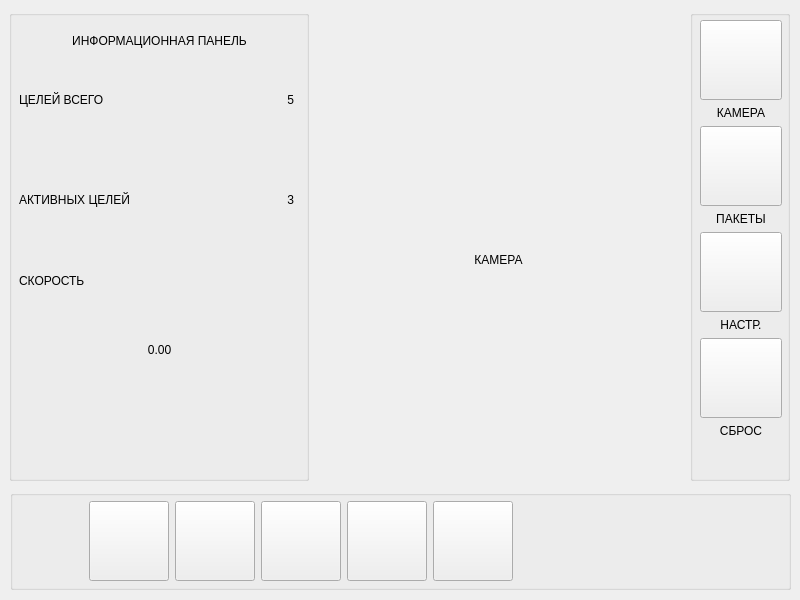
Old version of the form src/UBoatCVSWorkstation/mainwindow.ui in the repository valabsoft/UBoatCVS.
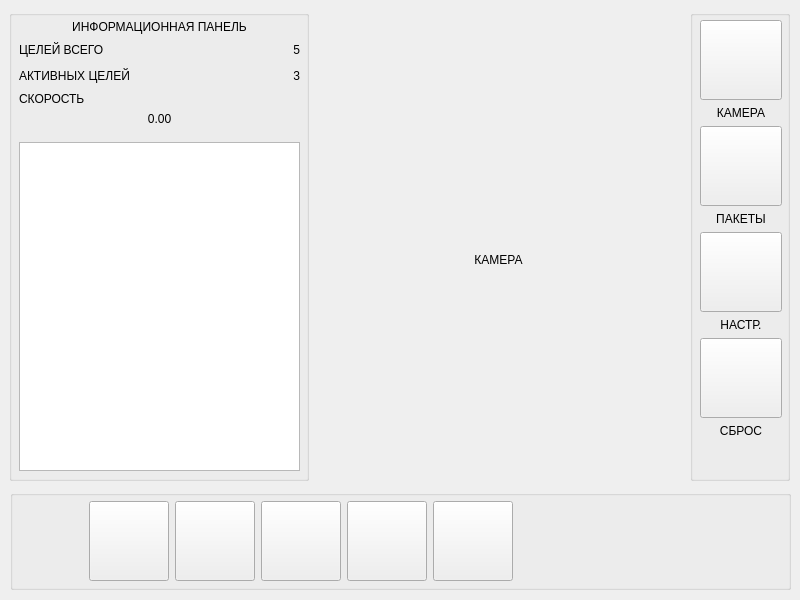
New version of the form.

Commit message: GUI: Добавлено окно терминала

```diff
--- a/src/UBoatCVSWorkstation/mainwindow.ui
+++ b/src/UBoatCVSWorkstation/mainwindow.ui
@@ -315,7 +315,7 @@
      <set>Qt::AlignmentFlag::AlignCenter</set>
     </property>
    </widget>
-   <widget class="QGroupBox" name="groupBoxInfo">
+   <widget class="QGroupBox" name="groupBoxVerticalInfo">
     <property name="geometry">
      <rect>
       <x>9</x>
@@ -327,15 +327,21 @@
     <property name="title">
      <string/>
     </property>
+    <widget class="QWidget" name="">
+     <property name="geometry">
+      <rect>
+       <x>10</x>
+       <y>10</y>
+       <width>281</width>
+       <height>451</height>
+      </rect>
+     </property>
+     <layout class="QVBoxLayout" name="verticalLayoutInfo">
+      <property name="sizeConstraint">
+       <enum>QLayout::SizeConstraint::SetDefaultConstraint</enum>
+      </property>
+      <item>
     <widget class="QLabel" name="lbInfoPanelTitle">
-     <property name="geometry">
-      <rect>
-       <x>10</x>
-       <y>10</y>
-       <width>281</width>
-       <height>41</height>
-      </rect>
-     </property>
      <property name="text">
       <string>ИНФОРМАЦИОННАЯ ПАНЕЛЬ</string>
      </property>
@@ -343,31 +349,11 @@
       <set>Qt::AlignmentFlag::AlignCenter</set>
      </property>
     </widget>
-    <widget class="QLabel" name="lbInfoPanelTargetTotalValue">
-     <property name="geometry">
-      <rect>
-       <x>210</x>
-       <y>50</y>
-       <width>75</width>
-       <height>80</height>
-      </rect>
-     </property>
-     <property name="text">
-      <string>5</string>
-     </property>
-     <property name="alignment">
-      <set>Qt::AlignmentFlag::AlignRight|Qt::AlignmentFlag::AlignTrailing|Qt::AlignmentFlag::AlignVCenter</set>
-     </property>
-    </widget>
+      </item>
+      <item>
+       <layout class="QHBoxLayout" name="horizontalLayoutTotalTargets">
+        <item>
     <widget class="QLabel" name="lbInfoPanelTargetTotal">
-     <property name="geometry">
-      <rect>
-       <x>10</x>
-       <y>50</y>
-       <width>190</width>
-       <height>80</height>
-      </rect>
-     </property>
      <property name="text">
       <string>ЦЕЛЕЙ ВСЕГО</string>
      </property>
@@ -375,31 +361,42 @@
       <set>Qt::AlignmentFlag::AlignLeading|Qt::AlignmentFlag::AlignLeft|Qt::AlignmentFlag::AlignVCenter</set>
      </property>
     </widget>
-    <widget class="QLabel" name="lbInfoPanelTargetActiveValue">
-     <property name="geometry">
-      <rect>
-       <x>210</x>
-       <y>150</y>
-       <width>75</width>
-       <height>80</height>
-      </rect>
+        </item>
+        <item>
+         <spacer name="horizontalSpacerTotalTargets">
+          <property name="orientation">
+           <enum>Qt::Orientation::Horizontal</enum>
+          </property>
+          <property name="sizeHint" stdset="0">
+           <size>
+            <width>40</width>
+            <height>20</height>
+           </size>
+          </property>
+         </spacer>
+        </item>
+        <item>
+         <widget class="QLabel" name="lbInfoPanelTargetTotalValue">
+          <property name="minimumSize">
+           <size>
+            <width>100</width>
+            <height>0</height>
+           </size>
      </property>
      <property name="text">
-      <string>3</string>
+           <string>5</string>
      </property>
      <property name="alignment">
       <set>Qt::AlignmentFlag::AlignRight|Qt::AlignmentFlag::AlignTrailing|Qt::AlignmentFlag::AlignVCenter</set>
      </property>
     </widget>
+        </item>
+       </layout>
+      </item>
+      <item>
+       <layout class="QHBoxLayout" name="horizontalLayoutActiveTargets">
+        <item>
     <widget class="QLabel" name="lbInfoPanelTargetActive">
-     <property name="geometry">
-      <rect>
-       <x>10</x>
-       <y>150</y>
-       <width>190</width>
-       <height>80</height>
-      </rect>
-     </property>
      <property name="text">
       <string>АКТИВНЫХ ЦЕЛЕЙ</string>
      </property>
@@ -407,15 +404,40 @@
       <set>Qt::AlignmentFlag::AlignLeading|Qt::AlignmentFlag::AlignLeft|Qt::AlignmentFlag::AlignVCenter</set>
      </property>
     </widget>
+        </item>
+        <item>
+         <spacer name="horizontalSpacerActiveTargets">
+          <property name="orientation">
+           <enum>Qt::Orientation::Horizontal</enum>
+          </property>
+          <property name="sizeHint" stdset="0">
+           <size>
+            <width>40</width>
+            <height>20</height>
+           </size>
+          </property>
+         </spacer>
+        </item>
+        <item>
+         <widget class="QLabel" name="lbInfoPanelTargetActiveValue">
+          <property name="minimumSize">
+           <size>
+            <width>100</width>
+            <height>0</height>
+           </size>
+          </property>
+          <property name="text">
+           <string>3</string>
+          </property>
+          <property name="alignment">
+           <set>Qt::AlignmentFlag::AlignRight|Qt::AlignmentFlag::AlignTrailing|Qt::AlignmentFlag::AlignVCenter</set>
+          </property>
+         </widget>
+        </item>
+       </layout>
+      </item>
+      <item>
     <widget class="QLabel" name="lbInfoPanelSpeed">
-     <property name="geometry">
-      <rect>
-       <x>10</x>
-       <y>250</y>
-       <width>281</width>
-       <height>41</height>
-      </rect>
-     </property>
      <property name="text">
       <string>СКОРОСТЬ</string>
      </property>
@@ -423,21 +445,44 @@
       <set>Qt::AlignmentFlag::AlignLeading|Qt::AlignmentFlag::AlignLeft|Qt::AlignmentFlag::AlignVCenter</set>
      </property>
     </widget>
+      </item>
+      <item>
     <widget class="QLabel" name="lbInfoPanelSpeedValue">
-     <property name="geometry">
-      <rect>
-       <x>10</x>
-       <y>300</y>
-       <width>281</width>
-       <height>80</height>
-      </rect>
-     </property>
      <property name="text">
       <string>0.00</string>
      </property>
      <property name="alignment">
       <set>Qt::AlignmentFlag::AlignCenter</set>
      </property>
+       </widget>
+      </item>
+      <item>
+       <spacer name="verticalSpacerInfo">
+        <property name="orientation">
+         <enum>Qt::Orientation::Vertical</enum>
+        </property>
+        <property name="sizeType">
+         <enum>QSizePolicy::Policy::Fixed</enum>
+        </property>
+        <property name="sizeHint" stdset="0">
+         <size>
+          <width>20</width>
+          <height>10</height>
+         </size>
+        </property>
+       </spacer>
+      </item>
+      <item>
+       <widget class="QPlainTextEdit" name="plainTextEdit">
+        <property name="sizePolicy">
+         <sizepolicy hsizetype="Expanding" vsizetype="Expanding">
+          <horstretch>0</horstretch>
+          <verstretch>0</verstretch>
+         </sizepolicy>
+        </property>
+       </widget>
+      </item>
+     </layout>
     </widget>
    </widget>
   </widget>
```
Lines whose indentation alone changed are shown as unchanged. The commit also changes 2 other files.
